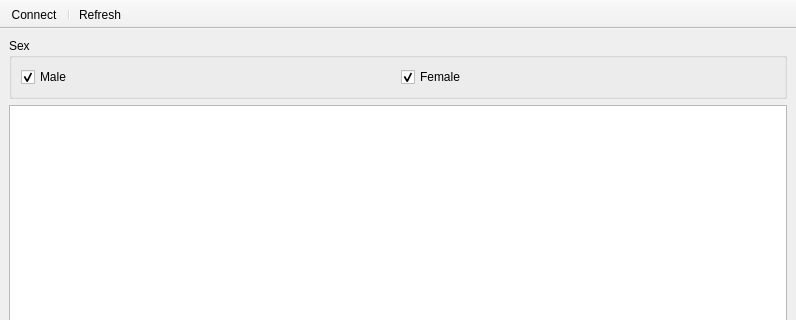
Old version of the form ui/MainWindow.ui in the repository daniel70/index-inspector; both pictures show x 0 to 796 and y 0 to 320 of the 796 by 600 pixel window.
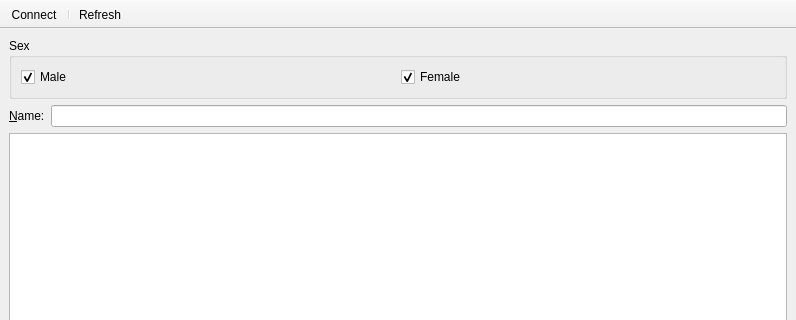
New version of the form. Icons and pictures are not drawn.

What changed in the file:
```diff
--- a/ui/MainWindow.ui
+++ b/ui/MainWindow.ui
@@ -54,6 +54,30 @@
       </layout>
      </widget>
     </item>
+    <item>
+     <layout class="QFormLayout" name="formLayout">
+      <property name="sizeConstraint">
+       <enum>QLayout::SetMinimumSize</enum>
+      </property>
+      <item row="0" column="0">
+       <widget class="QLabel" name="lblName">
+        <property name="text">
+         <string>&amp;Name:</string>
+        </property>
+        <property name="buddy">
+         <cstring>txtName</cstring>
+        </property>
+       </widget>
+      </item>
+      <item row="0" column="1">
+       <widget class="QLineEdit" name="txtName">
+        <property name="filterAttribute" stdset="0">
+         <string>name</string>
+        </property>
+       </widget>
+      </item>
+     </layout>
+    </item>
     <item>
      <widget class="QTableView" name="tableView"/>
     </item>
```
Left out of the diff: 12 changed lines with no effect on the pictures.
